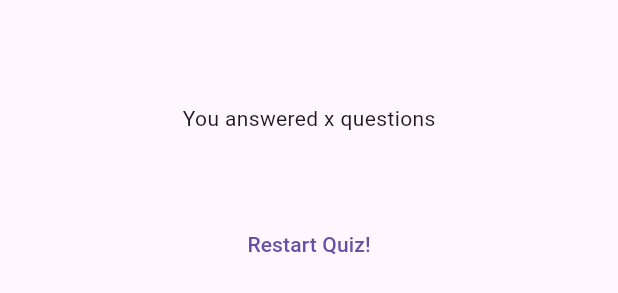
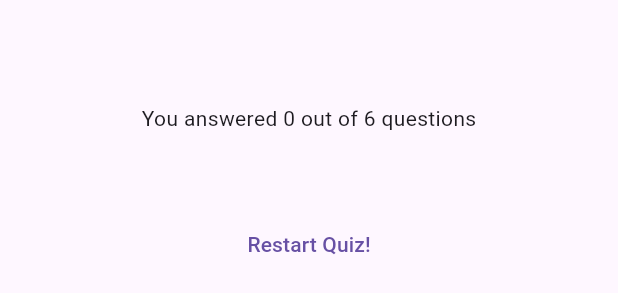
Before and after one commit to FrankCaglianone/FlutterTrivia, a Flutter app: the ResultsScreen widget shown alone on an empty page, opened directly with empty values, on a phone screen of 412 x 824 dp. Shown: the part 426-719 px from the top of the screen. Run offline on Flutter 3.47's test engine with Material 3 defaults, Android fonts, the phone set to English and light mode, and no system bars; our stand-ins replace google_fonts.

Commit message:
calculating and displaying the number of correct questions

```diff
--- a/flutter_trivia/lib/screens/results_screen.dart
+++ b/flutter_trivia/lib/screens/results_screen.dart
@@ -23,15 +23,21 @@ class ResultsScreen extends StatelessWidget {
 
   @override
   Widget build(BuildContext context) {
+    final summaryData = getSummaryData();
+    final int totalQuestions = questions.length;
+    final int correctQuestions = summaryData.where((data) {
+      return data['user_answer'] == data['correct_answer'];
+    }).length;
+
     return Center(
       child: Container(
         margin: const EdgeInsets.all(40),
         child: Column(
           mainAxisSize: MainAxisSize.min,
           children: [
-            const Text("You answered x questions"),
+            Text("You answered $correctQuestions out of $totalQuestions questions"),
             const SizedBox(height: 25),
-            QuestionsSummary(getSummaryData()),
+            QuestionsSummary(summaryData),
             const SizedBox(height: 25),
             TextButton(onPressed: () {}, child: const Text("Restart Quiz!"))
           ],
```
